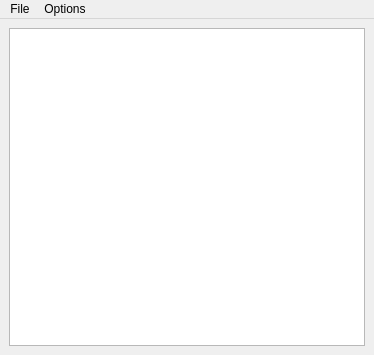
Before: the Qt Designer form topqt.ui in tomplast/topqt, drawn with Qt 5.
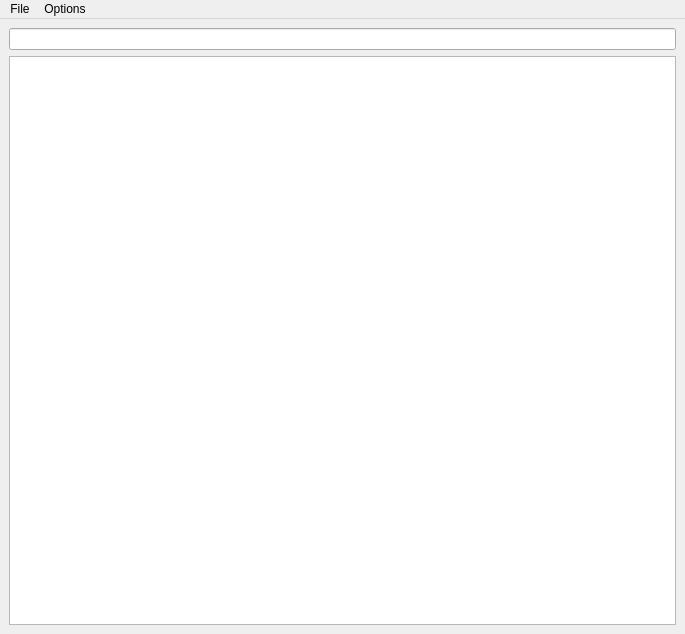
After: the same form once the commit is applied.

The edit to the form file:
```diff
--- a/topqt.ui
+++ b/topqt.ui
@@ -6,17 +6,20 @@
    <rect>
     <x>0</x>
     <y>0</y>
-    <width>374</width>
-    <height>355</height>
+    <width>685</width>
+    <height>634</height>
    </rect>
   </property>
   <property name="windowTitle">
    <string>MainWindow</string>
   </property>
   <widget class="QWidget" name="centralwidget">
-   <layout class="QVBoxLayout" name="verticalLayout_2">
+   <layout class="QHBoxLayout" name="horizontalLayout">
     <item>
      <layout class="QVBoxLayout" name="verticalLayout">
+      <item>
+       <widget class="QLineEdit" name="processNameFilter"/>
+      </item>
       <item>
        <widget class="QTableWidget" name="tableWidget">
         <property name="sizePolicy">
@@ -45,7 +48,7 @@
     <rect>
      <x>0</x>
      <y>0</y>
-     <width>374</width>
+     <width>685</width>
      <height>22</height>
     </rect>
    </property>
```
